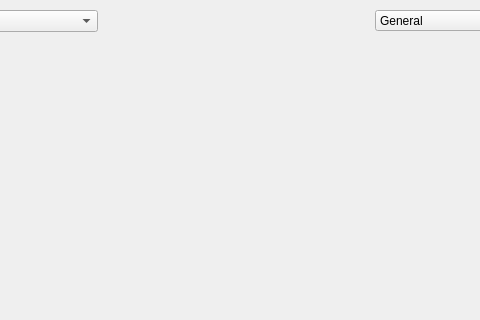
bouchnafoumayma-gif/GestureTranslator, file mainwindow.ui: the form before one commit; both pictures show x 145 to 625 and y 0 to 320 of the 800 by 600 pixel window.
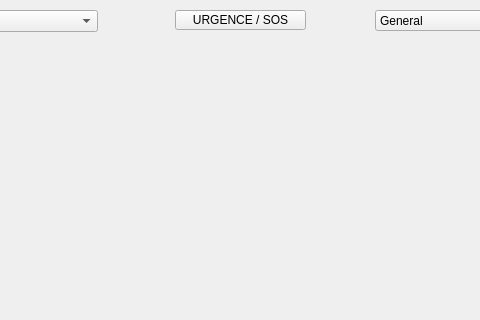
The form after the commit.

Commit message: ajout de l'urgence

Patch:
```diff
--- a/mainwindow.ui
+++ b/mainwindow.ui
@@ -149,6 +149,19 @@
      </property>
     </item>
    </widget>
+   <widget class="QPushButton" name="sosButton">
+    <property name="geometry">
+     <rect>
+      <x>320</x>
+      <y>10</y>
+      <width>131</width>
+      <height>20</height>
+     </rect>
+    </property>
+    <property name="text">
+     <string>URGENCE / SOS</string>
+    </property>
+   </widget>
   </widget>
   <widget class="QMenuBar" name="menubar">
    <property name="geometry">
```
The commit also changes 2 other files.
